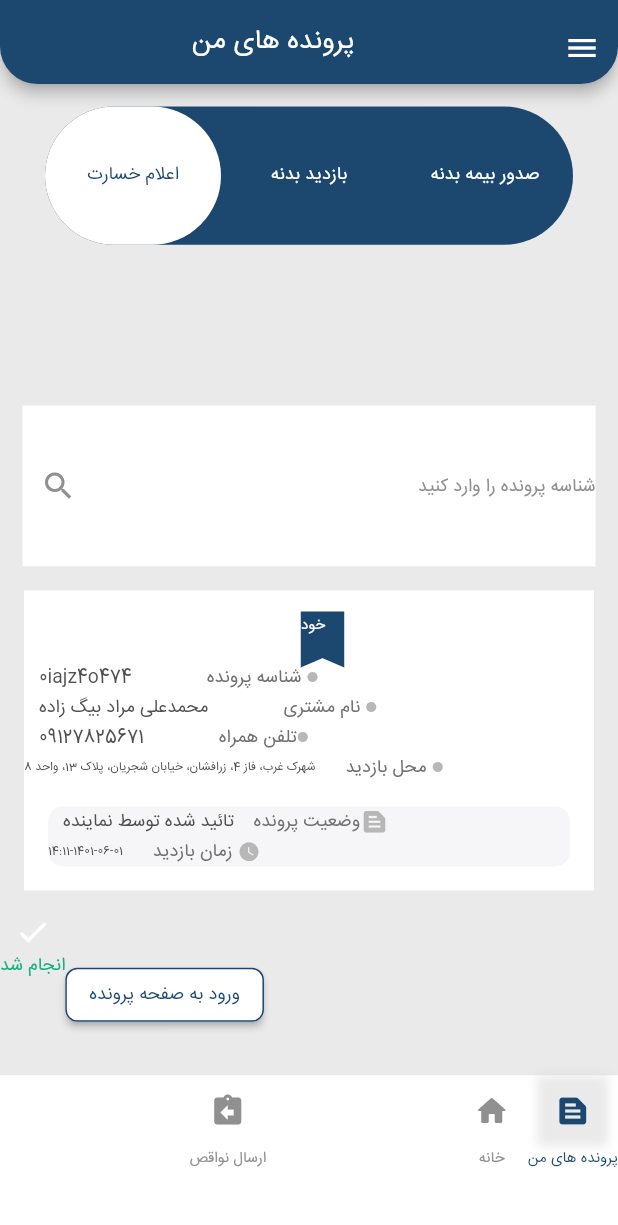
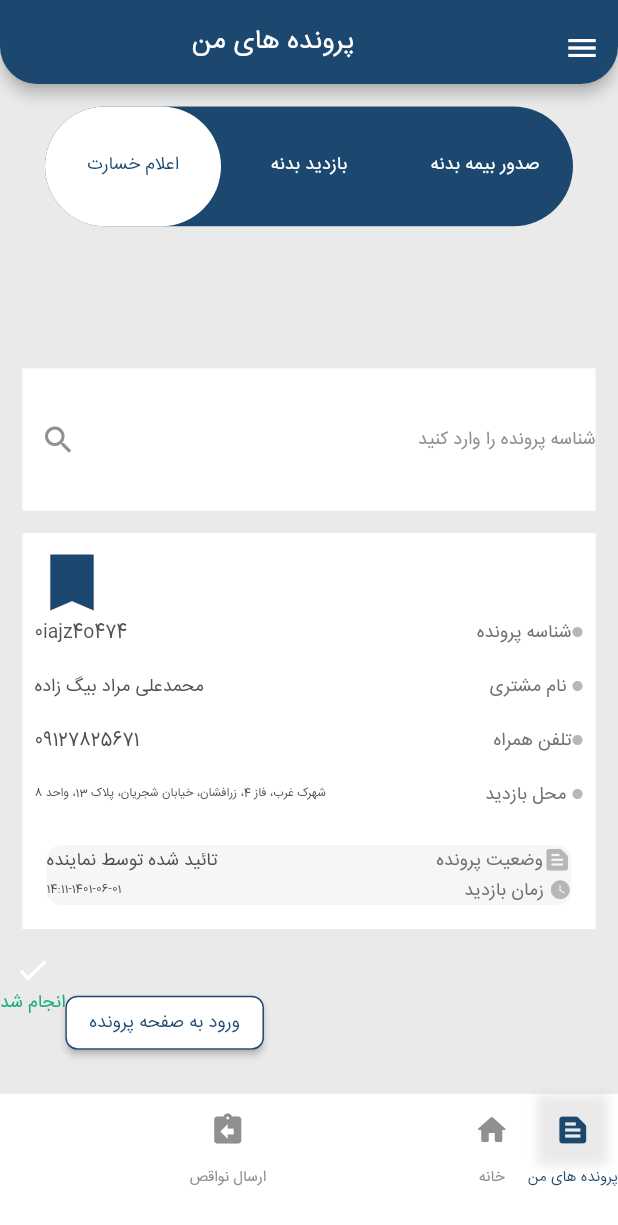
Before and after one commit to aydanaderi/api_app, a Flutter app: the screen it shows after launch, on a phone screen of 412 x 824 dp. Shown: the top 1225 px of the screen. Run offline on Flutter 3.47's test engine with Material 2 defaults, Android fonts, the phone set to English and light mode, and no system bars; missing offline and left inert: hexagon.

Commit message:
'spacebetween_texts'

```diff
--- a/lib/information.dart
+++ b/lib/information.dart
@@ -28,6 +28,7 @@ class _InformationPageState extends State<InformationPage> with TickerProviderSt
 
     return Scaffold(
       backgroundColor : whitelight,
+      resizeToAvoidBottomInset: false,
       appBar: AppBar(
         backgroundColor: blueDark,
         title: Align(
@@ -149,16 +150,14 @@ class _InformationPageState extends State<InformationPage> with TickerProviderSt
             ),
           ),
           Padding(
-            padding: const EdgeInsets.all(16),
+            padding: const EdgeInsets.all(15),
             child: Container(
               color: white,
               child: Column(
                 children: [
                   Container(
-                    child: Stack(
-                      alignment: Alignment.center,
-                      children: [
-                        IconButton(
+                    alignment: Alignment.topLeft,
+                    child: IconButton(
                       icon: Icon(
                         Icons.bookmark_sharp,
                         color: blueDark,
@@ -166,42 +165,30 @@ class _InformationPageState extends State<InformationPage> with TickerProviderSt
                       ),
                       onPressed: (){},
                     ),
-                        Center(
-                          child: Text(
-                            'خودم',
-                            textAlign: TextAlign.center,
-                            style: TextStyle(
-                              color: white,
-                              fontSize: 10,
-                              fontFamily: 'IRANSansFaNum',
                   ),
-                          ),
-                        )
-                      ],
-                    ),
-                  ),
-                  Row(
+                  Padding(
+                    padding: const EdgeInsets.all(8),
+                    child: Row(
+                      mainAxisAlignment: MainAxisAlignment.spaceBetween,
                       children: [
-                      SizedBox(width: 10),
                         Text(
                           '0iajz4o474',
                           style: TextStyle(
                             color: grayinfo,
                             fontFamily: 'IRANSansFaNum',
                             fontSize: 12,
-                          fontWeight: FontWeight.w500,
                           ),
                         ),
-                      SizedBox(width: 50),
+                        Row(
+                          mainAxisAlignment: MainAxisAlignment.end,
+                          children: [
                             Text(
-                        'شناسه پرونده ',
+                              'شناسه پرونده',
                               style: TextStyle(
                                 color: grayquestion,
                                 fontFamily: 'IRANSansFaNum',
                                 fontSize: 12,
-                          fontWeight: FontWeight.w400,
                               ),
-
                             ),
                             Icon(
                               Icons.circle,
@@ -210,28 +197,32 @@ class _InformationPageState extends State<InformationPage> with TickerProviderSt
                             ),
                           ],
                         ),
-                  Row(
+                      ],
+                    ),
+                  ),
+                  Padding(
+                    padding: const EdgeInsets.all(8),
+                    child: Row(
+                      mainAxisAlignment: MainAxisAlignment.spaceBetween,
                       children: [
-                      SizedBox(width: 10),
                         Text(
                           'محمدعلی مراد بیگ زاده',
                           style: TextStyle(
                             color: grayinfo,
                             fontFamily: 'IRANSansFaNum',
                             fontSize: 12,
-                          fontWeight: FontWeight.w500,
                           ),
                         ),
-                      SizedBox(width: 50),
+                        Row(
+                          mainAxisAlignment: MainAxisAlignment.end,
+                          children: [
                             Text(
                               'نام مشتری ',
                               style: TextStyle(
                                 color: grayquestion,
                                 fontFamily: 'IRANSansFaNum',
                                 fontSize: 12,
-                          fontWeight: FontWeight.w400,
                               ),
-
                             ),
                             Icon(
                               Icons.circle,
@@ -240,28 +231,32 @@ class _InformationPageState extends State<InformationPage> with TickerProviderSt
                             ),
                           ],
                         ),
-                  Row(
+                      ],
+                    ),
+                  ),
+                  Padding(
+                    padding: const EdgeInsets.all(8),
+                    child: Row(
+                      mainAxisAlignment: MainAxisAlignment.spaceBetween,
                       children: [
-                      SizedBox(width: 10),
                         Text(
                           '09127825671',
                           style: TextStyle(
                             color: grayinfo,
                             fontFamily: 'IRANSansFaNum',
                             fontSize: 12,
-                          fontWeight: FontWeight.w500,
                           ),
                         ),
-                      SizedBox(width: 50),
+                        Row(
+                          mainAxisAlignment: MainAxisAlignment.end,
+                          children: [
                             Text(
                               'تلفن همراه',
                               style: TextStyle(
                                 color: grayquestion,
                                 fontFamily: 'IRANSansFaNum',
                                 fontSize: 12,
-                          fontWeight: FontWeight.w400,
                               ),
-
                             ),
                             Icon(
                               Icons.circle,
@@ -270,7 +265,14 @@ class _InformationPageState extends State<InformationPage> with TickerProviderSt
                             ),
                           ],
                         ),
-                  Row(
+                      ],
+                    ),
+                  ),
+                  Padding(
+                    padding: const EdgeInsets.all(8),
+                    child: Container(
+                      child: Row(
+                        mainAxisAlignment: MainAxisAlignment.spaceBetween,
                         children: [
                           Text(
                             'شهرک غرب، فاز 4، زرافشان، خیابان شجریان، پلاک 13، واحد 8',
@@ -278,10 +280,11 @@ class _InformationPageState extends State<InformationPage> with TickerProviderSt
                               color: grayinfo,
                               fontFamily: 'IRANSansFaNum',
                               fontSize: 8,
-                          fontWeight: FontWeight.w500,
                             ),
                           ),
-                      SizedBox(width: 20),
+                          Row(
+                            mainAxisAlignment: MainAxisAlignment.end,
+                            children: [
                               Text(
                                 'محل بازدید ',
                                 style: TextStyle(
@@ -290,7 +293,6 @@ class _InformationPageState extends State<InformationPage> with TickerProviderSt
                                   fontSize: 12,
                                   fontWeight: FontWeight.w400,
                                 ),
-
                               ),
                               Icon(
                                 Icons.circle,
@@ -298,6 +300,10 @@ class _InformationPageState extends State<InformationPage> with TickerProviderSt
                                 color: graydot,
                               ),
                             ],
+                          ),
+                        ],
+                      ),
+                    ),
                   ),
                   Padding(
                     padding: const EdgeInsets.all(16),
@@ -309,8 +315,8 @@ class _InformationPageState extends State<InformationPage> with TickerProviderSt
                       child: Column(
                         children: [
                       Row(
+                        mainAxisAlignment: MainAxisAlignment.spaceBetween,
                       children: [
-                      SizedBox(width: 10),
                       Text(
                         'تائید شده توسط نماینده',
                         style: TextStyle(
@@ -320,16 +326,16 @@ class _InformationPageState extends State<InformationPage> with TickerProviderSt
                           fontWeight: FontWeight.w500,
                         ),
                       ),
-                      SizedBox(width: 13),
+                      Row(
+                        mainAxisAlignment: MainAxisAlignment.end,
+                        children: [
                           Text(
                             'وضعیت پرونده',
                             style: TextStyle(
                               color: grayquestion,
                               fontFamily: 'IRANSansFaNum',
                               fontSize: 12,
-                          fontWeight: FontWeight.w400,
                             ),
-
                           ),
                           Icon(
                             Icons.text_snippet,
@@ -338,7 +344,10 @@ class _InformationPageState extends State<InformationPage> with TickerProviderSt
                           ),
                         ],
                       ),
+                      ],
+                    ),
                     Row(
+                      mainAxisAlignment: MainAxisAlignment.spaceBetween,
                       children: [
                         Text(
                           '14:11-1401-06-01',
@@ -349,20 +358,23 @@ class _InformationPageState extends State<InformationPage> with TickerProviderSt
                             fontWeight: FontWeight.w500,
                           ),
                         ),
-                        SizedBox(width: 20),
+                        Row(
+                          mainAxisAlignment: MainAxisAlignment.end,
+                          children: [
                             Text(
                               'زمان بازدید ',
                               style: TextStyle(
                                 color: grayquestion,
                                 fontFamily: 'IRANSansFaNum',
                                 fontSize: 12,
-                            fontWeight: FontWeight.w400,
                               ),
                             ),
                             Icon(
                               Icons.watch_later,
                               size: 15,
                               color: graydot,
+                            ),
+                          ],
                         ),
                       ],
                     ),
```
Lines whose indentation alone changed are shown as unchanged.
